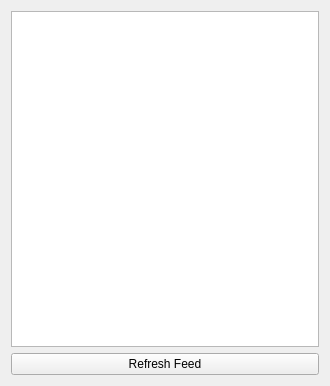
Before: the Qt Designer form widget.ui in kambala-decapitator/HornAppDesktop, drawn with Qt 5.
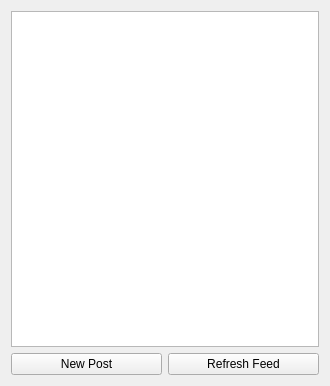
After: the same form once the commit is applied. Custom widgets are drawn as their Qt base class.

Commit message: add ability to create new post

```diff
--- a/widget.ui
+++ b/widget.ui
@@ -34,11 +34,22 @@
     </widget>
    </item>
    <item>
+    <layout class="QHBoxLayout" name="horizontalLayout">
+     <item>
+      <widget class="QPushButton" name="newPostButton">
+       <property name="text">
+        <string>New Post</string>
+       </property>
+      </widget>
+     </item>
+     <item>
     <widget class="QPushButton" name="refreshButton">
      <property name="text">
       <string>Refresh Feed</string>
      </property>
     </widget>
+     </item>
+    </layout>
    </item>
   </layout>
  </widget>
```
Lines whose indentation alone changed are shown as unchanged. The commit also changes 4 other files.
